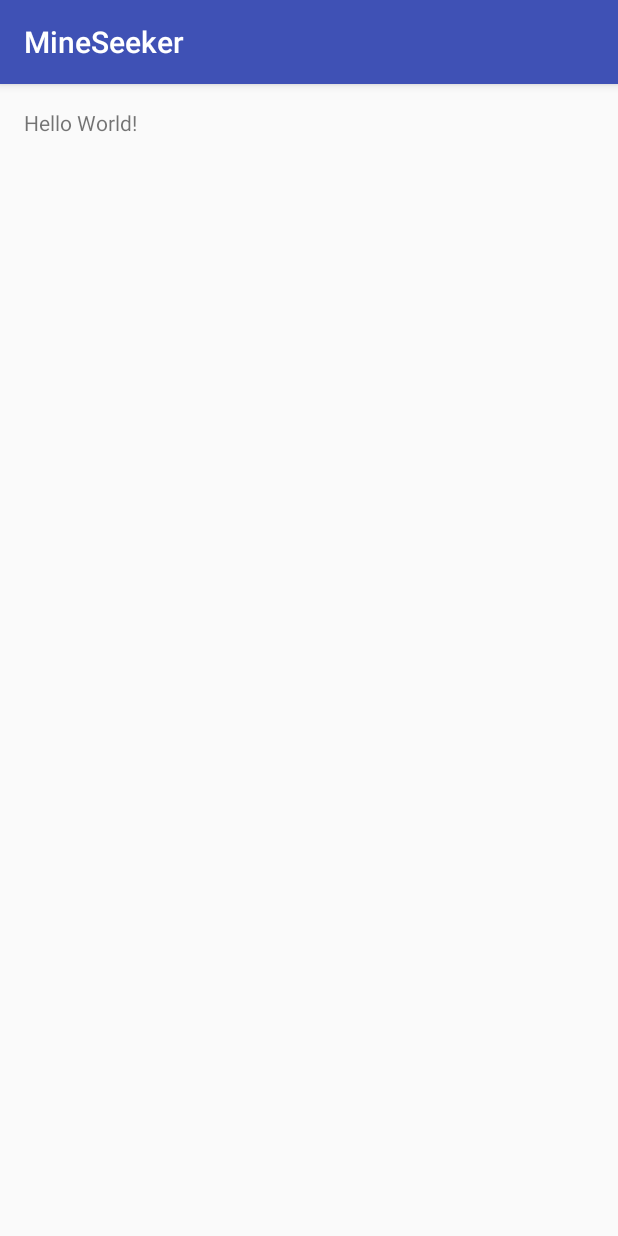
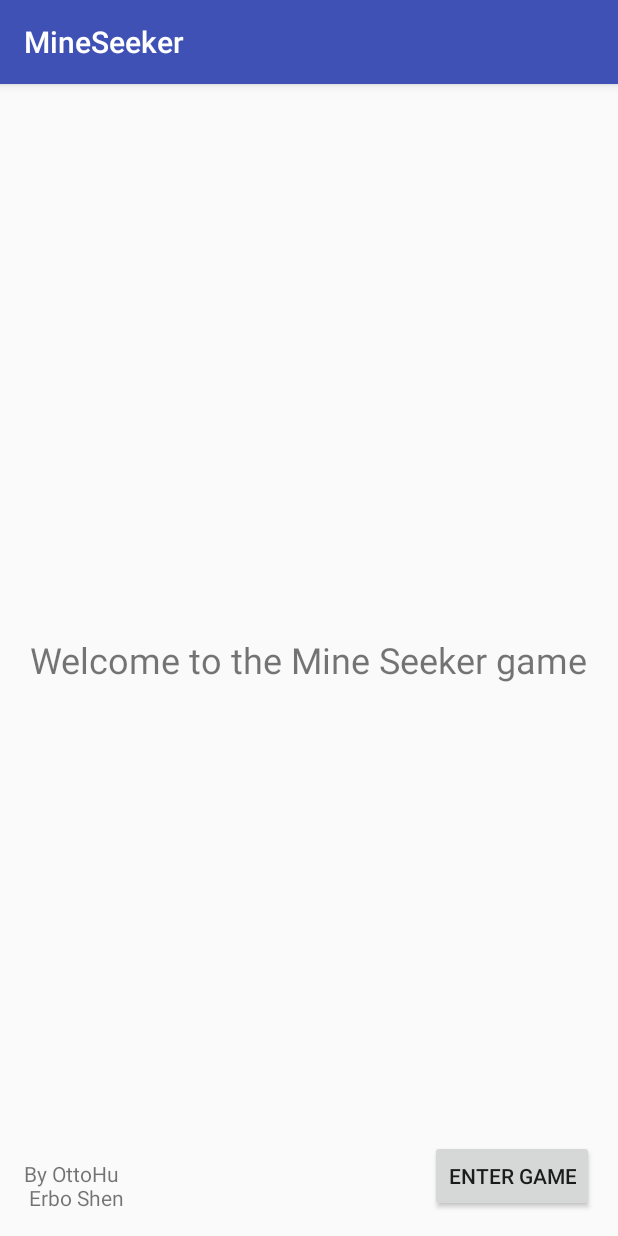
Before and after one commit to shanerbo/Mine-Seeker, an Android app: the screen it shows after launch (MainActivity), on a phone screen of 412 x 824 dp. Run offline under Robolectric (Android 15) with nearby library versions, the light colour scheme and no system bars.

Commit message:
Starting as3

```diff
--- a/app/src/main/AndroidManifest.xml
+++ b/app/src/main/AndroidManifest.xml
@@ -15,6 +15,7 @@
                 <category android:name="android.intent.category.LAUNCHER" />
             </intent-filter>
         </activity>
+        <activity android:name=".UserMenu"></activity>
     </application>
 
 </manifest>
--- a/app/src/main/java/com/example/ottot/mineseeker/MainActivity.java
+++ b/app/src/main/java/com/example/ottot/mineseeker/MainActivity.java
@@ -1,7 +1,10 @@
 package com.example.ottot.mineseeker;
 
+import android.content.Intent;
 import android.support.v7.app.AppCompatActivity;
 import android.os.Bundle;
+import android.view.View;
+import android.widget.Button;
 
 public class MainActivity extends AppCompatActivity {
 
@@ -9,5 +12,14 @@ public class MainActivity extends AppCompatActivity {
     protected void onCreate(Bundle savedInstanceState) {
         super.onCreate(savedInstanceState);
         setContentView(R.layout.activity_main);
+
+        Button enterGame = (Button)findViewById(R.id.Enter_game);
+        enterGame.setOnClickListener(new View.OnClickListener() {
+            @Override
+            public void onClick(View v) {
+                Intent skipIntro = UserMenu.makeIntent(MainActivity.this);
+                startActivity(skipIntro);
+            }
+        });
     }
 }
--- a/app/src/main/res/layout/activity_main.xml
+++ b/app/src/main/res/layout/activity_main.xml
@@ -13,5 +13,27 @@
     <TextView
         android:layout_width="wrap_content"
         android:layout_height="wrap_content"
-        android:text="Hello World!" />
+        android:text="@string/welcome"
+        android:id="@+id/welcome"
+        android:layout_centerVertical="true"
+        android:layout_centerHorizontal="true"
+        android:textSize="24sp" />
+
+    <TextView
+        android:text="@string/Authors"
+        android:layout_width="wrap_content"
+        android:layout_height="wrap_content"
+        android:id="@+id/Authors"
+        android:layout_alignParentBottom="true"
+        android:layout_alignParentLeft="true"
+        android:layout_alignParentStart="true" />
+
+    <Button
+        android:text="@string/Enter"
+        android:layout_width="wrap_content"
+        android:layout_height="wrap_content"
+        android:layout_alignParentBottom="true"
+        android:layout_alignParentRight="true"
+        android:layout_alignParentEnd="true"
+        android:id="@+id/Enter_game" />
 </RelativeLayout>
--- a/app/src/main/res/values/strings.xml
+++ b/app/src/main/res/values/strings.xml
@@ -1,3 +1,10 @@
 <resources>
     <string name="app_name">MineSeeker</string>
+    <string name="welcome">Welcome to the Mine Seeker game</string>
+    <string name="Authors">By OttoHu \n Erbo Shen</string>
+    <string name="Enter">Enter Game</string>
+    <string name="Menu_title">Main Menu</string>
+    <string name="start">PLAY!</string>
+    <string name="options">Options</string>
+    <string name="help">Help</string>
 </resources>
```
Also changed, not shown: app/src/main/java/com/example/ottot/mineseeker/UserMenu.java (added, +21 -0 lines), app/src/main/res/layout/activity_user_menu.xml (added, +52 -0 lines).
